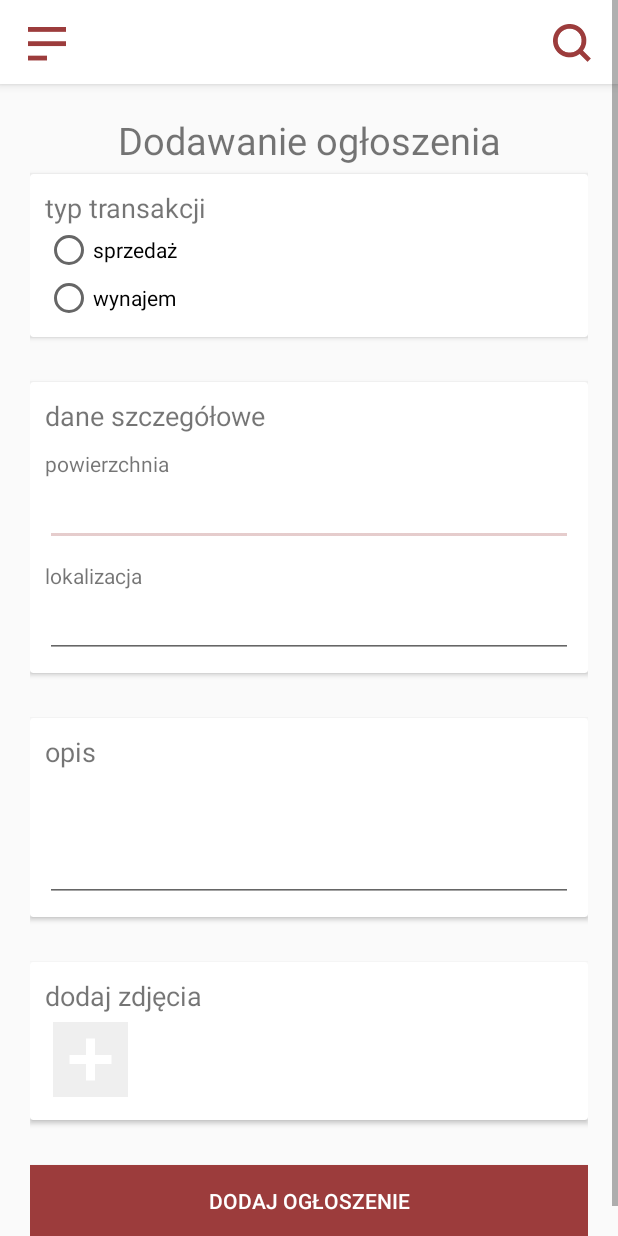
After one commit to BeataSzczuka/find-apartment-frontend, an Android app: the AddApartmentActivity screen opened directly, with no data from a screen before it, on a phone screen of 412 x 824 dp. The commit adds this screen. Run offline under Robolectric (Android 15) with nearby library versions, the phone set to English and light mode, and no system bars; 1 statement that could not run was skipped.

Commit message:
Create user and apartment adding forms

```diff
--- a/app/src/main/AndroidManifest.xml
+++ b/app/src/main/AndroidManifest.xml
@@ -17,7 +17,9 @@
         android:supportsRtl="true"
         android:theme="@style/AppTheme"
         android:usesCleartextTraffic="true">
-        <activity android:name=".activities.apartments.MenuActivity"></activity>
+        <activity android:name=".activities.apartments.AddApartmentActivity"></activity>
+        <activity android:name=".activities.apartments.AddUserActivity" />
+        <activity android:name=".activities.apartments.MenuActivity" />
         <activity android:name=".activities.apartments.ApartmentActivity" />
         <activity
             android:name=".activities.apartments.WelcomeActivity"
--- /dev/null
+++ b/app/src/main/java/com/example/findapartment/activities/apartments/AddApartmentActivity.java
@@ -0,0 +1,16 @@
+package com.example.findapartment.activities.apartments;
+
+import androidx.appcompat.app.AppCompatActivity;
+
+import android.os.Bundle;
+
+import com.example.findapartment.R;
+
+public class AddApartmentActivity extends AppCompatActivity {
+
+    @Override
+    protected void onCreate(Bundle savedInstanceState) {
+        super.onCreate(savedInstanceState);
+        setContentView(R.layout.activity_add_apartment);
+    }
+}
--- /dev/null
+++ b/app/src/main/res/layout/activity_add_apartment.xml
@@ -0,0 +1,204 @@
+<?xml version="1.0" encoding="utf-8"?>
+<ScrollView xmlns:android="http://schemas.android.com/apk/res/android"
+    xmlns:app="http://schemas.android.com/apk/res-auto"
+    xmlns:tools="http://schemas.android.com/tools"
+    android:layout_width="match_parent"
+    android:layout_height="match_parent" >
+    <androidx.constraintlayout.widget.ConstraintLayout
+        android:layout_width="match_parent"
+        android:layout_height="match_parent"
+        tools:context=".activities.apartments.AddApartmentActivity">
+
+
+
+        <fragment
+            android:id="@+id/menuFragment"
+            android:name="com.example.findapartment.activities.apartments.ToolbarFragment"
+            android:layout_width="fill_parent"
+            android:layout_height="wrap_content"
+            app:layout_constraintEnd_toEndOf="parent"
+            app:layout_constraintStart_toStartOf="parent"
+            app:layout_constraintTop_toTopOf="parent" />
+
+        <LinearLayout
+            android:layout_width="match_parent"
+            android:layout_height="wrap_content"
+            android:layout_margin="20dp"
+            android:orientation="vertical"
+            app:layout_constraintBottom_toBottomOf="parent"
+            app:layout_constraintEnd_toEndOf="parent"
+            app:layout_constraintStart_toStartOf="parent"
+            app:layout_constraintTop_toBottomOf="@id/menuFragment"
+            app:layout_constraintVertical_bias="0.01999998">
+
+            <TextView
+                android:id="@+id/textView2"
+                android:layout_width="match_parent"
+                android:layout_height="wrap_content"
+                android:gravity="center"
+                android:paddingBottom="5dp"
+                android:text="Dodawanie ogłoszenia"
+                android:textSize="25sp" />
+
+            <androidx.cardview.widget.CardView
+                android:layout_width="match_parent"
+                android:layout_height="match_parent"
+                android:layout_marginBottom="30dp">
+
+                <LinearLayout
+                    android:layout_width="match_parent"
+                    android:layout_height="match_parent"
+                    android:orientation="vertical"
+                    android:padding="10dp">
+
+                    <TextView
+                        android:id="@+id/textView3"
+                        android:layout_width="wrap_content"
+                        android:layout_height="wrap_content"
+                        android:text="typ transakcji"
+                        android:textSize="18sp" />
+
+                    <RadioGroup
+                        android:layout_width="match_parent"
+                        android:layout_height="match_parent">
+
+                        <RadioButton
+                            android:id="@+id/radioButton3"
+                            android:layout_width="match_parent"
+                            android:layout_height="wrap_content"
+                            android:text="sprzedaż" />
+
+                        <RadioButton
+                            android:id="@+id/radioButton4"
+                            android:layout_width="match_parent"
+                            android:layout_height="wrap_content"
+                            android:text="wynajem" />
+                    </RadioGroup>
+
+                </LinearLayout>
+
+            </androidx.cardview.widget.CardView>
+
+            <androidx.cardview.widget.CardView
+                android:layout_width="match_parent"
+                android:layout_height="match_parent"
+                android:layout_marginBottom="30dp">
+
+                <LinearLayout
+                    android:layout_width="match_parent"
+                    android:layout_height="match_parent"
+                    android:orientation="vertical"
+                    android:padding="10dp">
+
+                    <TextView
+                        android:id="@+id/infoTV"
+                        android:layout_width="wrap_content"
+                        android:layout_height="wrap_content"
+                        android:text="dane szczegółowe"
+                        android:textSize="18sp" />
+
+                    <TextView
+                        android:id="@+id/propertySizeTv"
+                        android:layout_width="match_parent"
+                        android:layout_height="wrap_content"
+                        android:layout_marginTop="10dp"
+                        android:text="powierzchnia" />
+
+                    <EditText
+                        android:id="@+id/propertySizeEditText"
+                        android:layout_width="match_parent"
+                        android:layout_height="wrap_content"
+                        android:ems="10"
+                        android:inputType="number" />
+
+                    <TextView
+                        android:id="@+id/locationTv"
+                        android:layout_width="match_parent"
+                        android:layout_height="wrap_content"
+                        android:layout_marginTop="10dp"
+                        android:text="lokalizacja" />
+
+                    <EditText
+                        android:id="@+id/locationEditText"
+                        android:layout_width="match_parent"
+                        android:layout_height="wrap_content"
+                        android:ems="10"
+                        android:inputType="text" />
+
+                </LinearLayout>
+
+            </androidx.cardview.widget.CardView>
+
+
+            <androidx.cardview.widget.CardView
+                android:layout_width="match_parent"
+                android:layout_height="match_parent"
+                android:layout_marginBottom="30dp">
+
+                <LinearLayout
+                    android:layout_width="match_parent"
+                    android:layout_height="match_parent"
+                    android:orientation="vertical"
+                    android:padding="10dp">
+
+                    <TextView
+                        android:id="@+id/descriptionTv"
+                        android:layout_width="wrap_content"
+                        android:layout_height="wrap_content"
+                        android:text="opis"
+                        android:textSize="18sp" />
+
+                    <EditText
+                        android:id="@+id/editTextTextMultiLine"
+                        android:layout_width="match_parent"
+                        android:layout_height="wrap_content"
+                        android:ems="10"
+                        android:gravity="start|top"
+                        android:inputType="textMultiLine"
+                        android:lines="3" />
+
+                </LinearLayout>
+
+            </androidx.cardview.widget.CardView>
+
+
+            <androidx.cardview.widget.CardView
+                android:layout_width="match_parent"
+                android:layout_height="match_parent"
+                android:layout_marginBottom="30dp">
+
+                <LinearLayout
+                    android:layout_width="match_parent"
+                    android:layout_height="match_parent"
+                    android:orientation="vertical"
+                    android:padding="10dp">
+
+                    <TextView
+                        android:id="@+id/imagesTv"
+                        android:layout_width="wrap_content"
+                        android:layout_height="wrap_content"
+                        android:text="dodaj zdjęcia"
+                        android:textSize="18sp" />
+
+                    <ImageButton
+                        android:id="@+id/imageButton"
+                        android:layout_width="wrap_content"
+                        android:layout_height="wrap_content"
+                        android:layout_margin="5sp"
+                        android:background="@android:color/transparent"
+                        app:srcCompat="@drawable/addimagebtn" />
+                </LinearLayout>
+
+            </androidx.cardview.widget.CardView>
+
+            <Button
+                android:id="@+id/createAccountBtn"
+                android:layout_width="match_parent"
+                android:layout_height="wrap_content"
+                android:background="@color/colorPrimary"
+                android:text="dodaj ogłoszenie"
+                android:textColor="@android:color/white" />
+        </LinearLayout>
+
+    </androidx.constraintlayout.widget.ConstraintLayout>
+</ScrollView>
```
Also changed, not shown: app/src/main/java/com/example/findapartment/activities/apartments/AddUserActivity.java (added, +16 -0 lines), app/src/main/java/com/example/findapartment/activities/apartments/MenuActivity.java (+13 -0 lines), app/src/main/res/layout/activity_add_user.xml (added, +133 -0 lines), app/src/main/res/layout/activity_menu.xml (+36 -0 lines), app/src/main/res/drawable-hdpi/addimagebtn.png (added), app/src/main/res/drawable-ldpi/addimagebtn.png (added), app/src/main/res/drawable-mdpi/addimagebtn.png (added), app/src/main/res/drawable-xhdpi/addimagebtn.png (added), app/src/main/res/drawable-xxhdpi/addimagebtn.png (added), app/src/main/res/drawable-xxxhdpi/addimagebtn.png (added).
